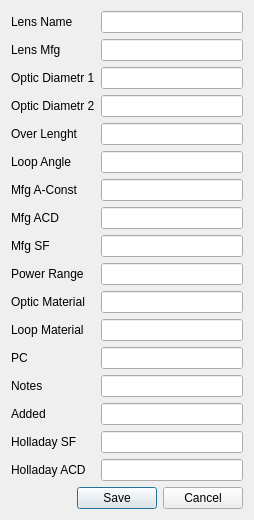
siborion/siborion_american_scan, file dialog_lens.ui: the form before one commit.
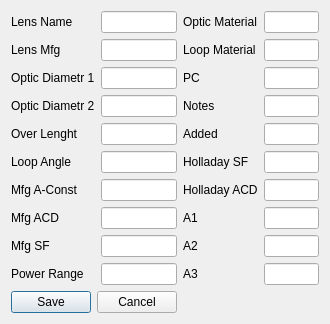
The form after the commit.

Patch:
```diff
--- a/dialog_lens.ui
+++ b/dialog_lens.ui
@@ -6,19 +6,16 @@
    <rect>
     <x>0</x>
     <y>0</y>
-    <width>254</width>
-    <height>485</height>
+    <width>330</width>
+    <height>303</height>
    </rect>
   </property>
   <property name="windowTitle">
    <string>Dialog</string>
   </property>
   <layout class="QGridLayout" name="gridLayout">
-   <item row="1" column="1">
-    <widget class="QLineEdit" name="VALmfg"/>
-   </item>
-   <item row="2" column="1">
-    <widget class="QLineEdit" name="VALdiam1"/>
+   <item row="3" column="1">
+    <widget class="QLineEdit" name="VALdiam2"/>
    </item>
    <item row="0" column="0">
     <widget class="QLabel" name="label">
@@ -27,23 +24,29 @@
      </property>
     </widget>
    </item>
-   <item row="3" column="1">
-    <widget class="QLineEdit" name="VALdiam2"/>
-   </item>
-   <item row="3" column="0">
-    <widget class="QLabel" name="label_4">
+   <item row="6" column="0">
+    <widget class="QLabel" name="label_7">
      <property name="text">
-      <string>Optic Diametr 2</string>
+      <string>Mfg A-Const</string>
      </property>
     </widget>
    </item>
-   <item row="8" column="0">
-    <widget class="QLabel" name="label_9">
-     <property name="text">
-      <string>Mfg SF</string>
+   <item row="23" column="0" colspan="2">
+    <widget class="QDialogButtonBox" name="buttonBox">
+     <property name="orientation">
+      <enum>Qt::Horizontal</enum>
      </property>
+     <property name="standardButtons">
+      <set>QDialogButtonBox::Cancel|QDialogButtonBox::Save</set>
+     </property>
     </widget>
    </item>
+   <item row="4" column="1">
+    <widget class="QLineEdit" name="VALlenght"/>
+   </item>
+   <item row="5" column="1">
+    <widget class="QLineEdit" name="VALangle"/>
+   </item>
    <item row="7" column="0">
     <widget class="QLabel" name="label_8">
      <property name="text">
@@ -51,13 +54,6 @@
      </property>
     </widget>
    </item>
-   <item row="1" column="0">
-    <widget class="QLabel" name="label_2">
-     <property name="text">
-      <string>Lens Mfg</string>
-     </property>
-    </widget>
-   </item>
    <item row="2" column="0">
     <widget class="QLabel" name="label_3">
      <property name="text">
@@ -65,25 +61,26 @@
      </property>
     </widget>
    </item>
-   <item row="6" column="1">
-    <widget class="QLineEdit" name="VALaconst"/>
+   <item row="1" column="0">
+    <widget class="QLabel" name="label_2">
+     <property name="text">
+      <string>Lens Mfg</string>
+     </property>
+    </widget>
    </item>
-   <item row="5" column="1">
-    <widget class="QLineEdit" name="VALangle"/>
+   <item row="1" column="1">
+    <widget class="QLineEdit" name="VALmfg"/>
    </item>
-   <item row="4" column="1">
-    <widget class="QLineEdit" name="VALlenght"/>
+   <item row="8" column="1">
+    <widget class="QLineEdit" name="VALsf"/>
    </item>
-   <item row="6" column="0">
-    <widget class="QLabel" name="label_7">
+   <item row="8" column="0">
+    <widget class="QLabel" name="label_9">
      <property name="text">
-      <string>Mfg A-Const</string>
+      <string>Mfg SF</string>
      </property>
     </widget>
    </item>
-   <item row="0" column="1">
-    <widget class="QLineEdit" name="VALname"/>
-   </item>
    <item row="5" column="0">
     <widget class="QLabel" name="label_6">
      <property name="text">
@@ -91,15 +88,8 @@
      </property>
     </widget>
    </item>
-   <item row="4" column="0">
-    <widget class="QLabel" name="label_5">
-     <property name="text">
-      <string>Over Lenght</string>
-     </property>
-    </widget>
-   </item>
-   <item row="9" column="1">
-    <widget class="QLineEdit" name="VALpower"/>
+   <item row="0" column="1">
+    <widget class="QLineEdit" name="VALname"/>
    </item>
    <item row="9" column="0">
     <widget class="QLabel" name="label_10">
@@ -108,92 +98,132 @@
      </property>
     </widget>
    </item>
-   <item row="8" column="1">
-    <widget class="QLineEdit" name="VALsf"/>
+   <item row="9" column="1">
+    <widget class="QLineEdit" name="VALpower"/>
+   </item>
+   <item row="4" column="0">
+    <widget class="QLabel" name="label_5">
+     <property name="text">
+      <string>Over Lenght</string>
+     </property>
+    </widget>
    </item>
    <item row="7" column="1">
     <widget class="QLineEdit" name="VALacd"/>
    </item>
-   <item row="15" column="1">
-    <widget class="QLineEdit" name="VALhsf"/>
+   <item row="2" column="1">
+    <widget class="QLineEdit" name="VALdiam1"/>
    </item>
-   <item row="15" column="0">
-    <widget class="QLabel" name="label_16">
-     <property name="text">
-      <string>Holladay SF</string>
-     </property>
-    </widget>
+   <item row="6" column="1">
+    <widget class="QLineEdit" name="VALaconst"/>
    </item>
-   <item row="14" column="1">
-    <widget class="QLineEdit" name="VALadded"/>
-   </item>
-   <item row="14" column="0">
-    <widget class="QLabel" name="label_15">
-     <property name="text">
-      <string>Added</string>
-     </property>
-    </widget>
-   </item>
-   <item row="13" column="1">
-    <widget class="QLineEdit" name="VALnotes"/>
-   </item>
-   <item row="13" column="0">
-    <widget class="QLabel" name="label_14">
-     <property name="text">
-      <string>Notes</string>
-     </property>
-    </widget>
-   </item>
-   <item row="11" column="1">
+   <item row="1" column="3">
     <widget class="QLineEdit" name="VALloop"/>
    </item>
-   <item row="11" column="0">
+   <item row="1" column="2">
     <widget class="QLabel" name="label_12">
      <property name="text">
       <string>Loop Material</string>
      </property>
     </widget>
    </item>
-   <item row="10" column="1">
-    <widget class="QLineEdit" name="VALoptic"/>
-   </item>
-   <item row="10" column="0">
-    <widget class="QLabel" name="label_11">
+   <item row="3" column="0">
+    <widget class="QLabel" name="label_4">
      <property name="text">
-      <string>Optic Material</string>
+      <string>Optic Diametr 2</string>
      </property>
     </widget>
    </item>
-   <item row="17" column="0" colspan="2">
-    <widget class="QDialogButtonBox" name="buttonBox">
-     <property name="orientation">
-      <enum>Qt::Horizontal</enum>
-     </property>
-     <property name="standardButtons">
-      <set>QDialogButtonBox::Cancel|QDialogButtonBox::Save</set>
-     </property>
-    </widget>
-   </item>
-   <item row="12" column="1">
-    <widget class="QLineEdit" name="VALpc"/>
-   </item>
-   <item row="12" column="0">
+   <item row="2" column="2">
     <widget class="QLabel" name="label_13">
      <property name="text">
       <string>PC</string>
      </property>
     </widget>
    </item>
-   <item row="16" column="1">
-    <widget class="QLineEdit" name="VALhacd"/>
+   <item row="2" column="3">
+    <widget class="QLineEdit" name="VALpc"/>
    </item>
-   <item row="16" column="0">
+   <item row="0" column="2">
+    <widget class="QLabel" name="label_11">
+     <property name="text">
+      <string>Optic Material</string>
+     </property>
+    </widget>
+   </item>
+   <item row="0" column="3">
+    <widget class="QLineEdit" name="VALoptic"/>
+   </item>
+   <item row="3" column="2">
+    <widget class="QLabel" name="label_14">
+     <property name="text">
+      <string>Notes</string>
+     </property>
+    </widget>
+   </item>
+   <item row="3" column="3">
+    <widget class="QLineEdit" name="VALnotes"/>
+   </item>
+   <item row="4" column="2">
+    <widget class="QLabel" name="label_15">
+     <property name="text">
+      <string>Added</string>
+     </property>
+    </widget>
+   </item>
+   <item row="4" column="3">
+    <widget class="QLineEdit" name="VALadded"/>
+   </item>
+   <item row="5" column="2">
+    <widget class="QLabel" name="label_16">
+     <property name="text">
+      <string>Holladay SF</string>
+     </property>
+    </widget>
+   </item>
+   <item row="5" column="3">
+    <widget class="QLineEdit" name="VALhsf"/>
+   </item>
+   <item row="6" column="2">
     <widget class="QLabel" name="label_17">
      <property name="text">
       <string>Holladay ACD</string>
      </property>
     </widget>
    </item>
+   <item row="6" column="3">
+    <widget class="QLineEdit" name="VALhacd"/>
+   </item>
+   <item row="7" column="2">
+    <widget class="QLabel" name="label_18">
+     <property name="text">
+      <string>A1</string>
+     </property>
+    </widget>
+   </item>
+   <item row="7" column="3">
+    <widget class="QLineEdit" name="VALa1"/>
+   </item>
+   <item row="8" column="2">
+    <widget class="QLabel" name="label_19">
+     <property name="text">
+      <string>A2</string>
+     </property>
+    </widget>
+   </item>
+   <item row="8" column="3">
+    <widget class="QLineEdit" name="VALa2"/>
+   </item>
+   <item row="9" column="2">
+    <widget class="QLabel" name="label_20">
+     <property name="text">
+      <string>A3</string>
+     </property>
+    </widget>
+   </item>
+   <item row="9" column="3">
+    <widget class="QLineEdit" name="VALa3"/>
+   </item>
   </layout>
  </widget>
  <resources/>
```
